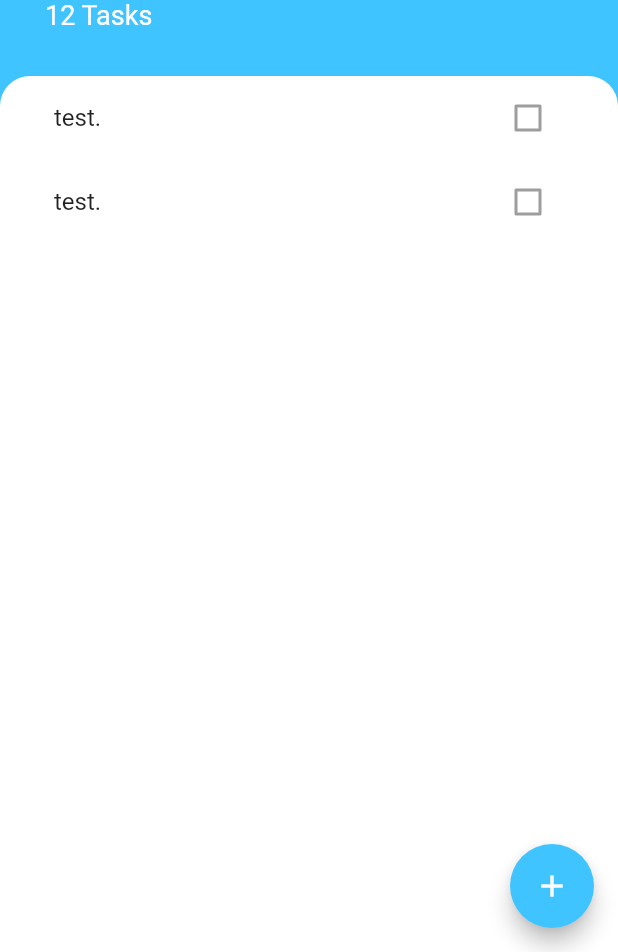
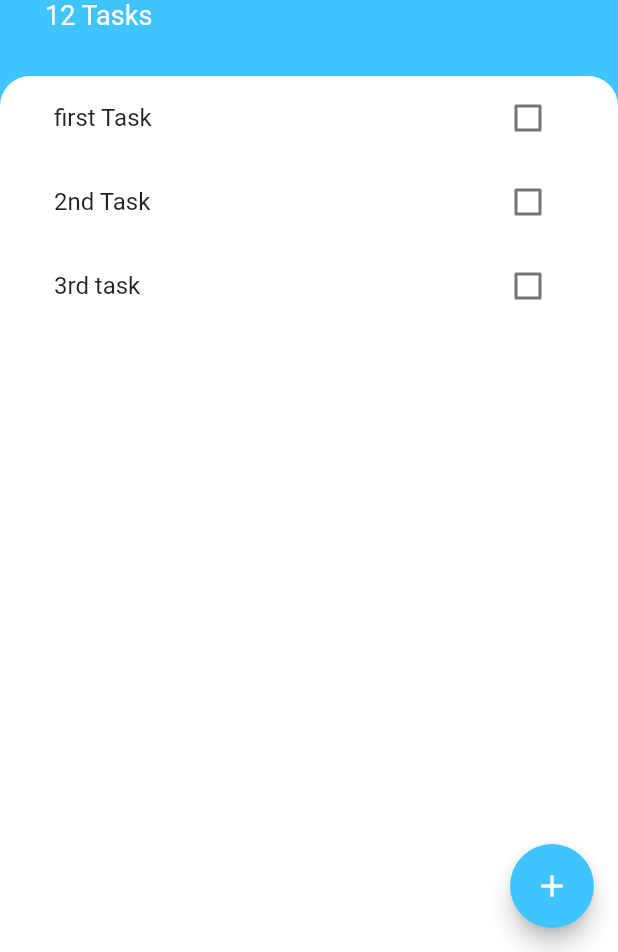
Before and after one commit to thlvu/todoey_flutter, a Flutter app: the screen it shows after launch, on a phone screen of 412 x 824 dp, the part 284-1236 px from its top. Run offline on Flutter 3.47's test engine with Material 2 defaults, Android fonts, the phone set to English and light mode, and no system bars.

Commit message:
task tasktile state

```diff
--- /dev/null
+++ b/lib/models/task.dart
@@ -0,0 +1,10 @@
+class Task {
+  final String taskTitle;
+  bool isDone;
+
+  Task({this.taskTitle, this.isDone = false});
+
+  void toggleDone() {
+    isDone = !isDone;
+  }
+}
--- a/lib/widgets/task_tile.dart
+++ b/lib/widgets/task_tile.dart
@@ -1,12 +1,24 @@
 import 'package:flutter/material.dart';
 
 class TaskTile extends StatelessWidget {
+  final String taskTitle;
+  final bool isDone;
+  final void Function(bool) toggleTaskState;
+
+  TaskTile({this.taskTitle, this.isDone, this.toggleTaskState});
+
   @override
   Widget build(BuildContext context) {
     return ListTile(
-      title: Text('test.'),
+      title: Text(
+        taskTitle,
+        style: TextStyle(
+            decoration: isDone ? TextDecoration.lineThrough : null),
+      ),
       trailing: Checkbox(
-        value: false,
+        value: isDone,
+        activeColor: Colors.lightBlueAccent,
+        onChanged: toggleTaskState,
       ),
     );
   }
--- a/lib/widgets/tasks_list.dart
+++ b/lib/widgets/tasks_list.dart
@@ -1,14 +1,32 @@
 import 'package:flutter/material.dart';
 import 'package:todoey_flutter/widgets/task_tile.dart';
+import 'package:todoey_flutter/models/task.dart';
 
-class TasksList extends StatelessWidget {
+class TasksList extends StatefulWidget {
+  @override
+  _TasksListState createState() => _TasksListState();
+}
+
+class _TasksListState extends State<TasksList> {
+  List<Task> tasks = [
+    Task(taskTitle: 'first Task'),
+    Task(taskTitle: '2nd Task'),
+    Task(taskTitle: '3rd task'),
+  ];
+
   @override
   Widget build(BuildContext context) {
-    return ListView(
-      children: [
-        TaskTile(),
-        TaskTile(),
-      ],
+    return ListView.builder(
+      itemBuilder: (context, index) => TaskTile(
+        taskTitle: tasks[index].taskTitle,
+        isDone: tasks[index].isDone,
+        toggleTaskState: (_) {
+          setState(() {
+            tasks[index].toggleDone();
+          });
+        },
+      ),
+      itemCount: tasks.length,
     );
   }
 }
```
